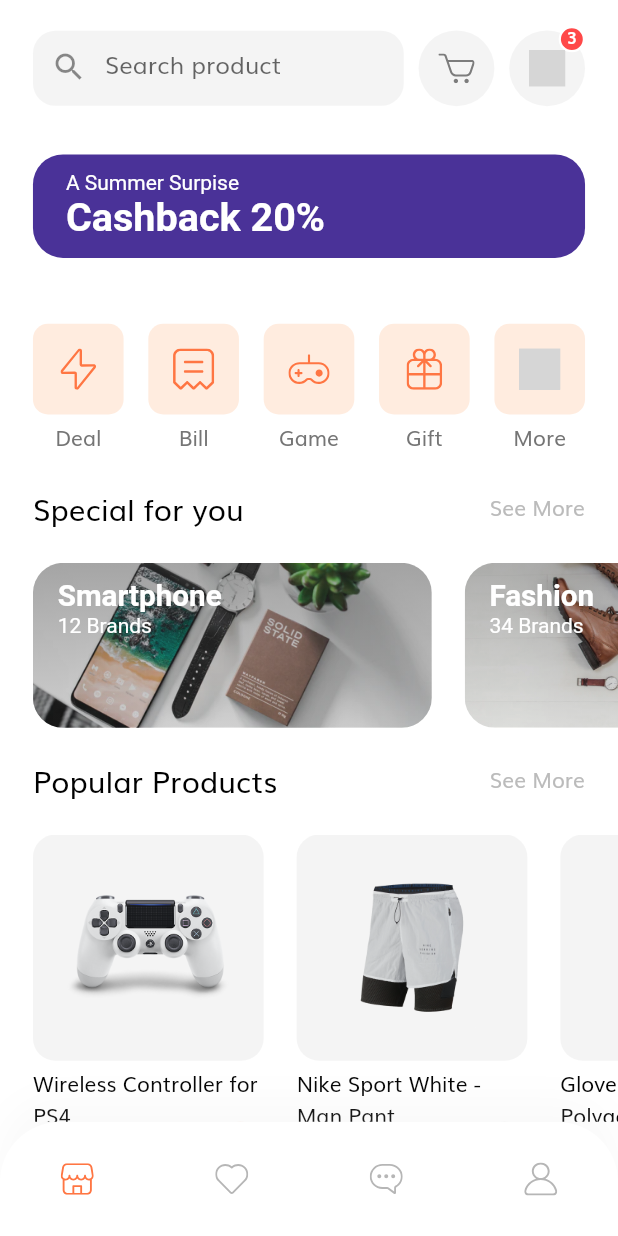
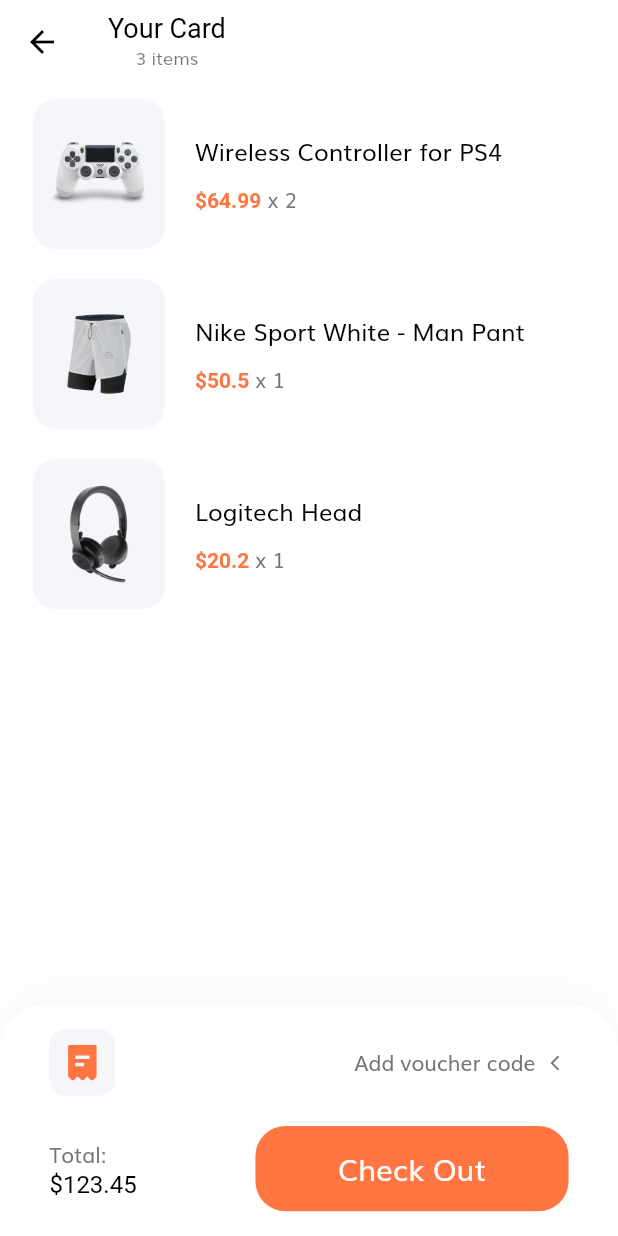
Before and after one commit to ngphsotu/flutter_E-commerce_app_UI, a Flutter app: the HomeScreen screen opened by its route, after a tap on an icon or button, on a phone screen of 412 x 824 dp. Run offline on Flutter 3.47's test engine with Material 2 defaults, Android fonts, the phone set to English and light mode, and no system bars; our stand-ins replace flutter_svg; grey boxes are pictures that could not be loaded.

Commit message:
cart screen

```diff
--- /dev/null
+++ b/lib/models/Card.dart
@@ -0,0 +1,18 @@
+// ignore_for_file: file_names
+
+import 'Product.dart';
+
+class Cart {
+  final Product product;
+  final int numOfItem;
+
+  Cart({required this.product, required this.numOfItem});
+}
+
+// Demo data for cart
+
+List<Cart> demoCarts = [
+  Cart(product: demoProducts[0], numOfItem: 2),
+  Cart(product: demoProducts[1], numOfItem: 1),
+  Cart(product: demoProducts[3], numOfItem: 1),
+];
--- a/lib/models/Product.dart
+++ b/lib/models/Product.dart
@@ -47,6 +47,7 @@ List<Product> demoProducts = [
       'assets/images/ps4_console_white_4.png',
     ],
   ),
+
   // Product 2
   Product(
     id: 2,
@@ -63,6 +64,7 @@ List<Product> demoProducts = [
     ],
     images: ['assets/images/Image Popular Product 2.png'],
   ),
+
   // Product 3
   Product(
     id: 3,
@@ -80,6 +82,7 @@ List<Product> demoProducts = [
     ],
     images: ['assets/images/glap.png'],
   ),
+
   // Product 4
   Product(
     id: 4,
--- a/lib/routes.dart
+++ b/lib/routes.dart
@@ -1,5 +1,6 @@
 import 'screens/otp/otp_screen.dart';
 import 'package:flutter/widgets.dart';
+import 'screens/cart/cart_screen.dart';
 import 'screens/home/home_screen.dart';
 import 'screens/splash/splash_screen.dart';
 import 'screens/details/details_screen.dart';
@@ -13,22 +14,33 @@ import 'screens/complete_profile/complete_profile_screen.dart';
 final Map<String, WidgetBuilder> routes = {
   // SplashScreen
   SplashScreen.routeName: (context) => const SplashScreen(),
+
   // SignInScreen
   SignInScreen.routeName: (context) => const SignInScreen(),
+
   // ForgotPasswordScreen
   ForgotPasswordScreen.routeName: (context) => const ForgotPasswordScreen(),
+
   // LoginSuccessScreen
   LoginSuccessScreen.routeName: (context) => const LoginSuccessScreen(),
+
   // SignUpScreen
   SignUpScreen.routeName: (context) => const SignUpScreen(),
+
   // CompeleteProfileScreen
   CompeleteProfileScreen.routeName: (context) => const CompeleteProfileScreen(),
+
   // OtpScreen
   OtpScreen.routeName: (context) => const OtpScreen(),
+
   // HomeScreen
   HomeScreen.routeName: (context) => const HomeScreen(),
+
   // DetailsScreen
   DetailsScreen.routeName: (context) => const DetailsScreen(),
-  //
+
+  // CartScreen
+  CartScreen.routeName: (context) => const CartScreen(),
+
   //
 };
--- /dev/null
+++ b/lib/screens/cart/cart_screen.dart
@@ -0,0 +1,37 @@
+import '/models/Card.dart';
+import 'components/body.dart';
+import 'package:flutter/material.dart';
+import 'components/check_out_card.dart';
+
+class CartScreen extends StatelessWidget {
+  // routeName - cart
+  static String routeName = '/cart';
+
+  const CartScreen({Key? key}) : super(key: key);
+
+  @override
+  Widget build(BuildContext context) {
+    return Scaffold(
+      appBar: buildAppBar(context),
+      body: const Body(),
+      bottomNavigationBar: const CheckoutCard(),
+    );
+  }
+
+  AppBar buildAppBar(BuildContext context) {
+    return AppBar(
+      title: Column(
+        children: [
+          const Text(
+            'Your Card',
+            style: TextStyle(color: Colors.black),
+          ),
+          Text(
+            '${demoCarts.length} items',
+            style: Theme.of(context).textTheme.caption,
+          ),
+        ],
+      ),
+    );
+  }
+}
--- /dev/null
+++ b/lib/screens/cart/components/body.dart
@@ -0,0 +1,56 @@
+import 'package:e_commerce_app/models/Card.dart';
+import 'package:e_commerce_app/size_config.dart';
+import 'package:flutter/material.dart';
+import 'package:flutter_svg/svg.dart';
+
+import 'cart_card.dart';
+
+class Body extends StatefulWidget {
+  const Body({Key? key}) : super(key: key);
+
+  @override
+  State<Body> createState() => _BodyState();
+}
+
+class _BodyState extends State<Body> {
+  @override
+  Widget build(BuildContext context) {
+    return Padding(
+      padding:
+          EdgeInsets.symmetric(horizontal: getProportionateScreenWidth(20)),
+      child: ListView.builder(
+        itemCount: demoCarts.length,
+        itemBuilder: (context, index) => Padding(
+          padding: const EdgeInsets.symmetric(vertical: 10),
+          child: Dismissible(
+            key: Key(
+              demoCarts[index].product.id.toString(),
+            ),
+            direction: DismissDirection.endToStart,
+            onDismissed: (direction) {
+              setState(() {
+                demoCarts.removeAt(index);
+              });
+            },
+            background: Container(
+              padding: const EdgeInsets.symmetric(horizontal: 20),
+              decoration: BoxDecoration(
+                color: const Color(0xFFFFE6E6),
+                borderRadius: BorderRadius.circular(15),
+              ),
+              child: Row(
+                children: [
+                  const Spacer(),
+                  SvgPicture.asset('assets/icons/trash.svg'),
+                ],
+              ),
+            ),
+            child: CartCard(
+              cart: demoCarts[index],
+            ),
+          ),
+        ),
+      ),
+    );
+  }
+}
--- /dev/null
+++ b/lib/screens/cart/components/cart_card.dart
@@ -0,0 +1,61 @@
+import 'package:e_commerce_app/constants.dart';
+import 'package:e_commerce_app/size_config.dart';
+
+import '/models/Card.dart';
+import 'package:flutter/material.dart';
+
+class CartCard extends StatelessWidget {
+  //
+  final Cart cart;
+
+  const CartCard({Key? key, required this.cart}) : super(key: key);
+
+  @override
+  Widget build(BuildContext context) {
+    return Row(
+      children: [
+        SizedBox(
+          width: 88,
+          child: AspectRatio(
+            aspectRatio: 0.88,
+            child: Container(
+              padding: EdgeInsets.all(getProportionateScreenWidth(10)),
+              decoration: BoxDecoration(
+                color: const Color(0xFFF5F6F9),
+                borderRadius: BorderRadius.circular(15),
+              ),
+              child: Image.asset(cart.product.images[0]),
+            ),
+          ),
+        ),
+        const SizedBox(width: 20),
+        Column(
+          crossAxisAlignment: CrossAxisAlignment.start,
+          children: [
+            Text(
+              cart.product.title,
+              style: const TextStyle(color: Colors.black, fontSize: 16),
+              maxLines: 2,
+            ),
+            const SizedBox(height: 10),
+            Text.rich(
+              TextSpan(
+                text: '\$${cart.product.price}',
+                style: const TextStyle(
+                  fontWeight: FontWeight.w600,
+                  color: kPrimaryColor,
+                ),
+                children: [
+                  TextSpan(
+                    text: ' x ${cart.numOfItem}',
+                    style: Theme.of(context).textTheme.bodyText1,
+                  ),
+                ],
+              ),
+            ),
+          ],
+        ),
+      ],
+    );
+  }
+}
--- /dev/null
+++ b/lib/screens/cart/components/check_out_card.dart
@@ -0,0 +1,82 @@
+import 'package:e_commerce_app/components/default_button.dart';
+import 'package:e_commerce_app/constants.dart';
+import 'package:e_commerce_app/size_config.dart';
+import 'package:flutter/material.dart';
+import 'package:flutter_svg/svg.dart';
+
+class CheckoutCard extends StatelessWidget {
+  const CheckoutCard({Key? key}) : super(key: key);
+
+  @override
+  Widget build(BuildContext context) {
+    return Container(
+      padding: EdgeInsets.symmetric(
+        vertical: getProportionateScreenWidth(15),
+        horizontal: getProportionateScreenWidth(30),
+      ),
+      decoration: BoxDecoration(
+        color: Colors.white,
+        borderRadius: const BorderRadius.only(
+          topLeft: Radius.circular(30),
+          topRight: Radius.circular(30),
+        ),
+        boxShadow: [
+          BoxShadow(
+            color: const Color(0xFFDADADA).withOpacity(0.15),
+            offset: const Offset(0, -15),
+            blurRadius: 20,
+          ),
+        ],
+      ),
+      child: SafeArea(
+        child: Column(
+          mainAxisSize: MainAxisSize.min,
+          crossAxisAlignment: CrossAxisAlignment.start,
+          children: [
+            Row(
+              children: [
+                Container(
+                  width: getProportionateScreenWidth(40),
+                  height: getProportionateScreenWidth(40),
+                  padding: const EdgeInsets.all(10),
+                  decoration: BoxDecoration(
+                    color: const Color(0xFFF5F6F9),
+                    borderRadius: BorderRadius.circular(10),
+                  ),
+                  child: SvgPicture.asset('assets/icons/receipt.svg'),
+                ),
+                const Spacer(),
+                const Text('Add voucher code'),
+                const SizedBox(width: 10),
+                const Icon(Icons.arrow_back_ios, size: 12, color: kTextColor),
+              ],
+            ),
+            SizedBox(height: getProportionateScreenHeight(20)),
+            Row(
+              mainAxisAlignment: MainAxisAlignment.spaceBetween,
+              children: [
+                const Text.rich(
+                  TextSpan(text: 'Total:\n', children: [
+                    TextSpan(
+                        text: '\$123.45',
+                        style: TextStyle(
+                          fontSize: 16,
+                          color: Colors.black,
+                        ))
+                  ]),
+                ),
+                SizedBox(
+                  width: getProportionateScreenWidth(190),
+                  child: DefaultButton(
+                    text: 'Check Out',
+                    press: () {},
+                  ),
+                ),
+              ],
+            )
+          ],
+        ),
+      ),
+    );
+  }
+}
--- a/lib/screens/details/components/body.dart
+++ b/lib/screens/details/components/body.dart
@@ -1,3 +1,4 @@
+import '../../cart/cart_screen.dart';
 import 'color_dots.dart';
 import '/size_config.dart';
 import 'product_image.dart';
@@ -19,7 +20,7 @@ class Body extends StatelessWidget {
       children: [
         // ProductImages - Image of Products
         ProductImages(product: product),
-        //
+        // Description of product
         TopRoundedContainer(
           color: Colors.white,
           child: Column(
@@ -35,7 +36,7 @@ class Body extends StatelessWidget {
                   children: [
                     // ColorDots
                     ColorDots(product: product),
-                    //
+                    // Button 'Add To Cart'
                     TopRoundedContainer(
                       color: Colors.white,
                       child: Padding(
@@ -47,7 +48,9 @@ class Body extends StatelessWidget {
                         ),
                         child: DefaultButton(
                           text: 'Add To Cart',
-                          press: () {},
+                          // Go to CartScreen
+                          press: () => Navigator.pushNamed(
+                              context, CartScreen.routeName),
                         ),
                       ),
                     ),
--- a/lib/screens/details/components/product_description.dart
+++ b/lib/screens/details/components/product_description.dart
@@ -20,7 +20,7 @@ class ProductDescription extends StatelessWidget {
     return Column(
       crossAxisAlignment: CrossAxisAlignment.start,
       children: [
-        //
+        // Text of product
         Padding(
           padding:
               EdgeInsets.symmetric(horizontal: getProportionateScreenWidth(20)),
@@ -29,7 +29,7 @@ class ProductDescription extends StatelessWidget {
             style: Theme.of(context).textTheme.headline6,
           ),
         ),
-        //
+        // Heart
         Align(
           alignment: Alignment.centerRight,
           child: Container(
--- a/lib/screens/home/components/home_header.dart
+++ b/lib/screens/home/components/home_header.dart
@@ -1,3 +1,5 @@
+import 'package:e_commerce_app/screens/cart/cart_screen.dart';
+
 import '/size_config.dart';
 import 'search_field.dart';
 import 'icon_btn_with_counter.dart';
@@ -20,8 +22,7 @@ class HomeHeader extends StatelessWidget {
             child: IconBtnWithCounter(
               svgSrc: 'assets/icons/cart_icon.svg',
               // Go to CartScreen
-              //press: ()=> Navigator.pushNamed(context, routeName),
-              press: () {},
+              press: () => Navigator.pushNamed(context, CartScreen.routeName),
             ),
           ),
           Flexible(
```
